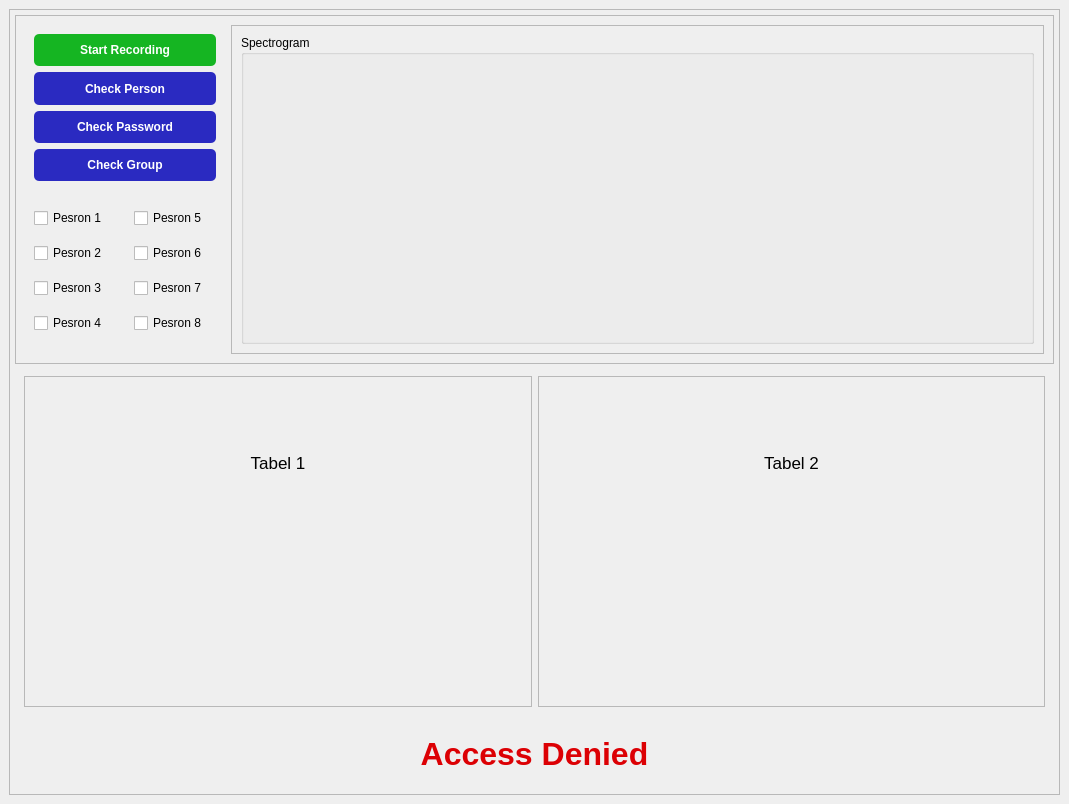
The window that task5.ui (OmarAtef0/Voice-Signal-Authentication) describes before a commit, drawn with Qt 5.
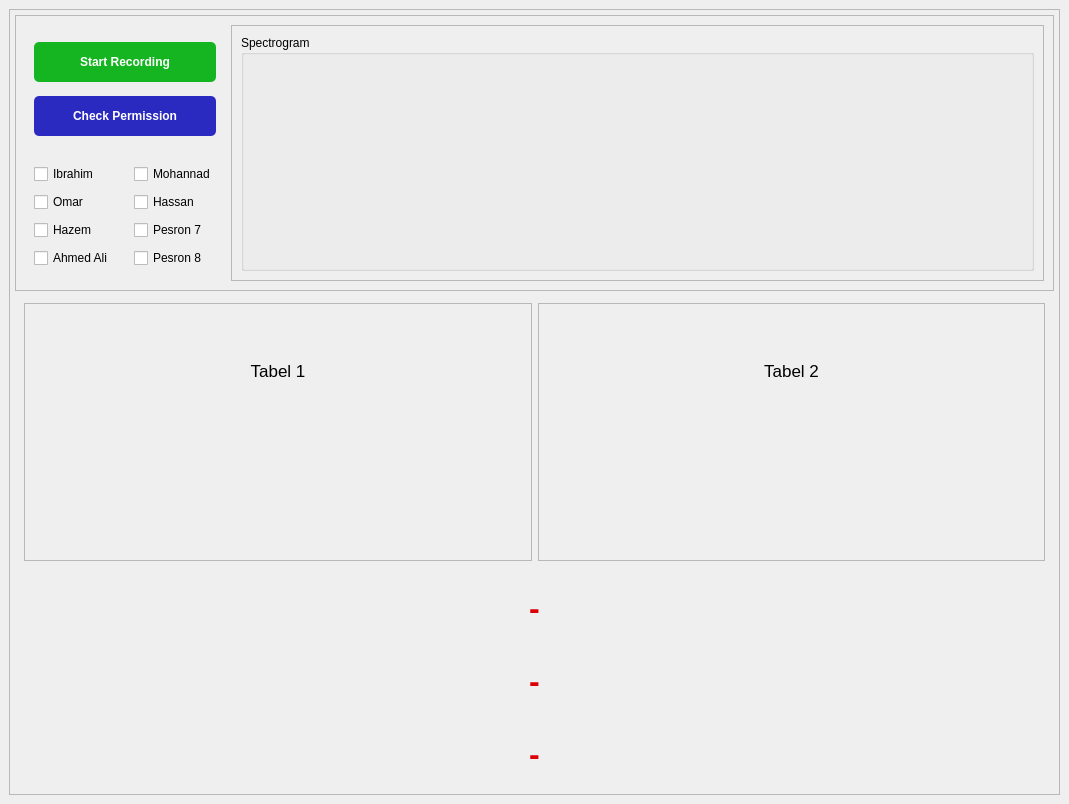
The same window after the commit.

Patch:
```diff
--- a/task5.ui
+++ b/task5.ui
@@ -197,99 +197,7 @@
 </string>
                   </property>
                   <property name="text">
-                   <string>Check Person</string>
-                  </property>
-                 </widget>
-                </item>
-                <item>
-                 <widget class="QPushButton" name="check_password_btn">
-                  <property name="sizePolicy">
-                   <sizepolicy hsizetype="Expanding" vsizetype="Preferred">
-                    <horstretch>0</horstretch>
-                    <verstretch>0</verstretch>
-                   </sizepolicy>
-                  </property>
-                  <property name="minimumSize">
-                   <size>
-                    <width>0</width>
-                    <height>0</height>
-                   </size>
-                  </property>
-                  <property name="maximumSize">
-                   <size>
-                    <width>300</width>
-                    <height>40</height>
-                   </size>
-                  </property>
-                  <property name="font">
-                   <font>
-                    <bold>true</bold>
-                   </font>
-                  </property>
-                  <property name="styleSheet">
-                   <string notr="true">
-
-QPushButton {
-    background-color: rgb(42, 42, 193);
-color:rgb(255, 255, 255);
-border-radius:5px;
-}
-
-QPushButton:hover {
-    background-color: rgb(19, 32, 150);
-}
-
-
-</string>
-                  </property>
-                  <property name="text">
-                   <string>Check Password</string>
-                  </property>
-                 </widget>
-                </item>
-                <item>
-                 <widget class="QPushButton" name="check_group_btn">
-                  <property name="sizePolicy">
-                   <sizepolicy hsizetype="Expanding" vsizetype="Preferred">
-                    <horstretch>0</horstretch>
-                    <verstretch>0</verstretch>
-                   </sizepolicy>
-                  </property>
-                  <property name="minimumSize">
-                   <size>
-                    <width>0</width>
-                    <height>0</height>
-                   </size>
-                  </property>
-                  <property name="maximumSize">
-                   <size>
-                    <width>300</width>
-                    <height>40</height>
-                   </size>
-                  </property>
-                  <property name="font">
-                   <font>
-                    <bold>true</bold>
-                   </font>
-                  </property>
-                  <property name="styleSheet">
-                   <string notr="true">
-
-QPushButton {
-    background-color: rgb(42, 42, 193);
-color:rgb(255, 255, 255);
-border-radius:5px;
-}
-
-QPushButton:hover {
-    background-color: rgb(19, 32, 150);
-}
-
-
-</string>
-                  </property>
-                  <property name="text">
-                   <string>Check Group</string>
+                   <string>Check Permission</string>
                   </property>
                  </widget>
                 </item>
@@ -338,28 +246,28 @@
                    <item>
                     <widget class="QCheckBox" name="Pesron1">
                      <property name="text">
-                      <string>Pesron 1</string>
+                      <string>Ibrahim</string>
                      </property>
                     </widget>
                    </item>
                    <item>
                     <widget class="QCheckBox" name="Pesron2">
                      <property name="text">
-                      <string>Pesron 2</string>
+                      <string>Omar</string>
                      </property>
                     </widget>
                    </item>
                    <item>
                     <widget class="QCheckBox" name="Pesron3">
                      <property name="text">
-                      <string>Pesron 3</string>
+                      <string>Hazem</string>
                      </property>
                     </widget>
                    </item>
                    <item>
                     <widget class="QCheckBox" name="Pesron4">
                      <property name="text">
-                      <string>Pesron 4</string>
+                      <string>Ahmed Ali</string>
                      </property>
                     </widget>
                    </item>
@@ -381,14 +289,14 @@
                    <item>
                     <widget class="QCheckBox" name="Pesron5">
                      <property name="text">
-                      <string>Pesron 5</string>
+                      <string>Mohannad</string>
                      </property>
                     </widget>
                    </item>
                    <item>
                     <widget class="QCheckBox" name="Pesron6">
                      <property name="text">
-                      <string>Pesron 6</string>
+                      <string>Hassan</string>
                      </property>
                     </widget>
                    </item>
@@ -620,7 +528,57 @@
           <string notr="true">color: rgb(220, 0, 4);</string>
          </property>
          <property name="text">
-          <string>Access Denied</string>
+          <string>-</string>
+         </property>
+         <property name="alignment">
+          <set>Qt::AlignCenter</set>
+         </property>
+        </widget>
+       </item>
+       <item>
+        <widget class="QLabel" name="result_label_1">
+         <property name="maximumSize">
+          <size>
+           <width>16777215</width>
+           <height>70</height>
+          </size>
+         </property>
+         <property name="font">
+          <font>
+           <pointsize>24</pointsize>
+           <bold>true</bold>
+          </font>
+         </property>
+         <property name="styleSheet">
+          <string notr="true">color: rgb(220, 0, 4);</string>
+         </property>
+         <property name="text">
+          <string>-</string>
+         </property>
+         <property name="alignment">
+          <set>Qt::AlignCenter</set>
+         </property>
+        </widget>
+       </item>
+       <item>
+        <widget class="QLabel" name="result_label_2">
+         <property name="maximumSize">
+          <size>
+           <width>16777215</width>
+           <height>70</height>
+          </size>
+         </property>
+         <property name="font">
+          <font>
+           <pointsize>24</pointsize>
+           <bold>true</bold>
+          </font>
+         </property>
+         <property name="styleSheet">
+          <string notr="true">color: rgb(220, 0, 4);</string>
+         </property>
+         <property name="text">
+          <string>-</string>
          </property>
          <property name="alignment">
           <set>Qt::AlignCenter</set>
```
Left out of the diff: 4 changed lines with no effect on the pictures.
